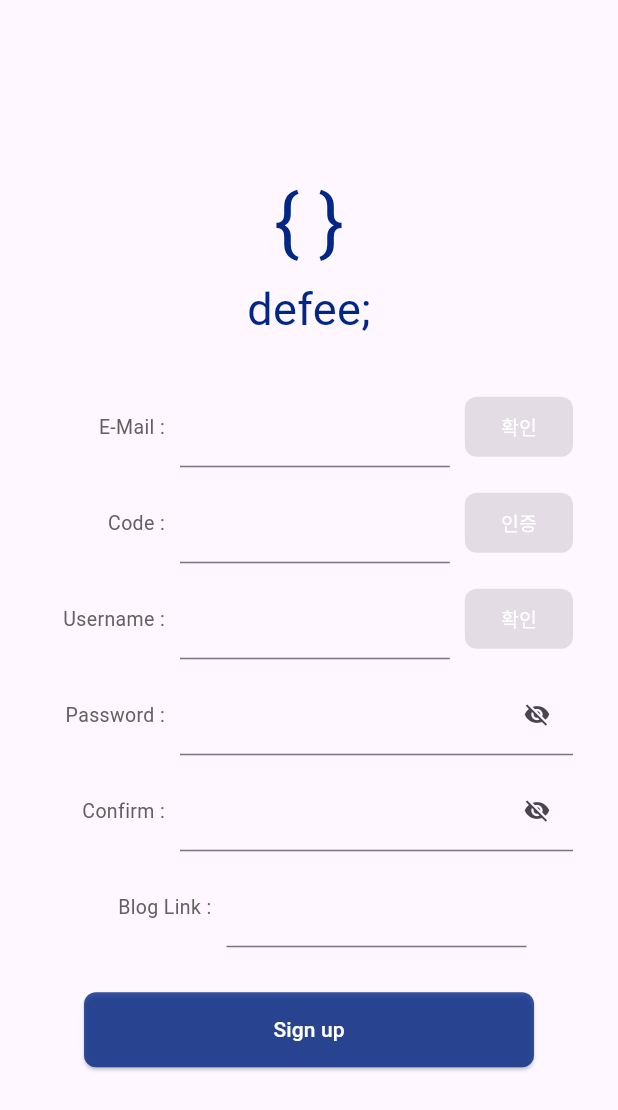
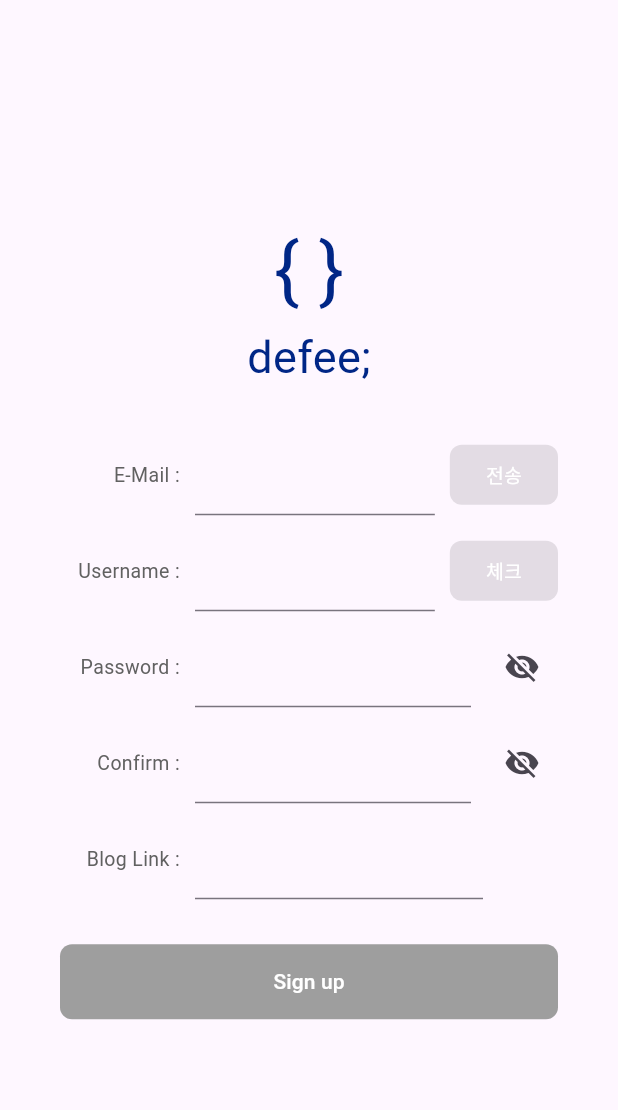
Before and after one commit to Indwoo/defee-frontend, a Flutter app: the Signup screen opened by its route, on a phone screen of 412 x 824 dp. Shown: the top 1110 px of the screen. Run offline on Flutter 3.47's test engine with Material 3 defaults, Android fonts, the phone set to English and light mode, and no system bars; our stand-ins replace share_plus, webview_flutter; Roboto replaces fonts that are missing (Pretendard).

Commit message:
[Fix] fix signup UI& logic

```diff
--- a/defeefront/lib/screens/headline/widgets/slide_post.dart
+++ b/defeefront/lib/screens/headline/widgets/slide_post.dart
@@ -12,7 +12,7 @@ class SlidePost extends StatelessWidget {
           height: 100,
           child: ListView(
             scrollDirection: Axis.horizontal,
-            children: [
+            children: const [
               SlideItem(),
               SlideItem(),
               SlideItem(),
--- a/defeefront/lib/screens/login/login.dart
+++ b/defeefront/lib/screens/login/login.dart
@@ -1,5 +1,6 @@
 import 'package:defeefront/widgets/basescreen.dart';
 import 'package:defeefront/widgets/input_box.dart';
+import 'package:defeefront/widgets/input_pw_box.dart';
 import 'package:flutter/material.dart';
 
 class Login extends StatefulWidget {
@@ -50,9 +51,8 @@ class _LoginState extends State<Login> {
             ),
             const SizedBox(height: 20),
             // 비밀번호 입력 필드
-            InputBox(
+            InputPwBox(
               labelText: "Password",
-              isPassword: true,
               isPasswordVisible: _isPasswordVisible,
               togglePasswordVisibility: () {
                 setState(() {
--- a/defeefront/lib/screens/signup/signup.dart
+++ b/defeefront/lib/screens/signup/signup.dart
@@ -13,6 +13,8 @@ class Signup extends StatefulWidget {
 class _SignupState extends State<Signup> {
   bool _isPasswordVisible = false;
   bool _isConfirmPasswordVisible = false;
+  bool _isFormValid = false;
+  bool _isEmailVerified = false;
 
   final TextEditingController emailController = TextEditingController();
   final TextEditingController codeController = TextEditingController();
@@ -23,10 +25,109 @@ class _SignupState extends State<Signup> {
   final TextEditingController blogLinkController = TextEditingController();
 
   @override
+  void initState() {
+    super.initState();
+
+    // 입력값 변경 감지
+    emailController.addListener(_validateForm);
+    codeController.addListener(_validateForm);
+    usernameController.addListener(_validateForm);
+    passwordController.addListener(_validateForm);
+    confirmPasswordController.addListener(_validateForm);
+    blogLinkController.addListener(_validateForm);
+  }
+
+  @override
+  void dispose() {
+    // 컨트롤러 해제
+    emailController.dispose();
+    codeController.dispose();
+    usernameController.dispose();
+    passwordController.dispose();
+    confirmPasswordController.dispose();
+    blogLinkController.dispose();
+    super.dispose();
+  }
+
+  void _validateForm() {
+    setState(() {
+      _isFormValid = emailController.text.isNotEmpty &&
+          (_isEmailVerified ? codeController.text.isNotEmpty : true) &&
+          usernameController.text.isNotEmpty &&
+          passwordController.text.isNotEmpty &&
+          confirmPasswordController.text.isNotEmpty &&
+          passwordController.text == confirmPasswordController.text;
+    });
+  }
+
+  // 이메일 전송
+  void _sendEmail() {
+    final email = emailController.text;
+    final emailRegExp =
+        RegExp(r'^[a-zA-Z0-9._%+-]+@[a-zA-Z0-9.-]+\.[a-zA-Z]{2,}$');
+
+    if (email.isEmpty) {
+      print("이메일을 입력해주세요.");
+      return;
+    } else if (!emailRegExp.hasMatch(email)) {
+      print("올바른 이메일 형식이 아닙니다.");
+      return;
+    }
+
+    setState(() {
+      _isEmailVerified = true;
+    });
+
+    print("이메일 전송: $email");
+  }
+
+  // 코드 인증
+  void _verifyCode() {
+    final code = codeController.text;
+
+    if (code.isEmpty) {
+      print("코드를 입력해주세요.");
+      return;
+    }
+
+    print("코드 인증: $code");
+  }
+
+  // 닉네임 중복체크
+  void _checkUsername() {
+    final username = usernameController.text;
+
+    if (username.isEmpty) {
+      print("유저네임을 입력해주세요.");
+      return;
+    }
+
+    print("유저네임 체크: $username");
+  }
+
+  void _onSignUp() {
+    if (!_isFormValid) return;
+
+    final email = emailController.text;
+    final code = codeController.text;
+    final username = usernameController.text;
+    final password = passwordController.text;
+    final blogLink = blogLinkController.text;
+
+    print("E-mail: $email");
+    print("Code: $code");
+    print("Username: $username");
+    print("Password: $password");
+    print("Blog Link: $blogLink");
+
+    print("회원가입 성공!");
+  }
+
+  @override
   Widget build(BuildContext context) {
     return Scaffold(
       body: Padding(
-        padding: const EdgeInsets.all(30.0),
+        padding: const EdgeInsets.all(40.0),
         child: Column(
           mainAxisAlignment: MainAxisAlignment.center,
           children: [
@@ -52,24 +153,31 @@ class _SignupState extends State<Signup> {
             InputBtnBox(
               labelText: "E-Mail",
               controller: emailController,
-              buttonText: "확인",
+              buttonText: "전송",
+              onButtonPressed: _sendEmail,
+              isButtonEnabled: emailController.text.isNotEmpty,
             ),
             const SizedBox(height: 10),
+            if (_isEmailVerified) ...[
               InputBtnBox(
                 labelText: "Code",
                 controller: codeController,
                 buttonText: "인증",
+                onButtonPressed: _verifyCode,
+                isButtonEnabled: codeController.text.isNotEmpty,
               ),
               const SizedBox(height: 10),
+            ],
             InputBtnBox(
               labelText: "Username",
               controller: usernameController,
-              buttonText: "확인",
+              buttonText: "체크",
+              onButtonPressed: _checkUsername,
+              isButtonEnabled: usernameController.text.isNotEmpty,
             ),
             const SizedBox(height: 10),
             InputPwBox(
               labelText: "Password",
-              isPassword: true,
               isPasswordVisible: _isPasswordVisible,
               togglePasswordVisibility: () {
                 setState(() {
@@ -81,7 +189,6 @@ class _SignupState extends State<Signup> {
             const SizedBox(height: 10),
             InputPwBox(
               labelText: "Confirm",
-              isPassword: true,
               isPasswordVisible: _isConfirmPasswordVisible,
               togglePasswordVisibility: () {
                 setState(() {
@@ -97,12 +204,11 @@ class _SignupState extends State<Signup> {
             ),
             const SizedBox(height: 30),
             ElevatedButton(
-              onPressed: () {
-                print("회원가입 버튼 클릭");
-              },
+              onPressed: _isFormValid ? _onSignUp : null,
               style: ElevatedButton.styleFrom(
-                minimumSize: const Size(300, 50),
+                minimumSize: const Size(350, 50),
                 backgroundColor: const Color.fromARGB(200, 0, 38, 134),
+                disabledBackgroundColor: Colors.grey,
                 shape: RoundedRectangleBorder(
                   borderRadius: BorderRadius.circular(8.0),
                 ),
--- a/defeefront/lib/widgets/input_box.dart
+++ b/defeefront/lib/widgets/input_box.dart
@@ -2,17 +2,11 @@ import 'package:flutter/material.dart';
 
 class InputBox extends StatelessWidget {
   final String labelText;
-  final bool isPassword;
-  final bool isPasswordVisible;
-  final void Function()? togglePasswordVisibility;
   final TextEditingController? controller;
 
   const InputBox({
     super.key,
     required this.labelText,
-    this.isPassword = false,
-    this.isPasswordVisible = false,
-    this.togglePasswordVisibility,
     this.controller,
   });
 
@@ -20,10 +14,9 @@ class InputBox extends StatelessWidget {
   Widget build(BuildContext context) {
     return Row(
       mainAxisAlignment: MainAxisAlignment.center,
+      crossAxisAlignment: CrossAxisAlignment.center,
       children: [
-        Align(
-          alignment: Alignment.centerRight,
-          child: SizedBox(
+        SizedBox(
           width: 80,
           child: Text(
             "$labelText :",
@@ -34,37 +27,24 @@ class InputBox extends StatelessWidget {
             textAlign: TextAlign.end,
           ),
         ),
-        ),
         const SizedBox(width: 10),
-        Align(
-          alignment: Alignment.centerLeft,
-          child: SizedBox(
-            width: 200,
+        Expanded(
           child: TextFormField(
             controller: controller,
-              obscureText: isPassword && !isPasswordVisible,
-              decoration: InputDecoration(
-                contentPadding: const EdgeInsets.symmetric(vertical: 15.0),
+            decoration: const InputDecoration(
+              contentPadding: EdgeInsets.symmetric(vertical: 15.0),
               isDense: true,
-                border: const UnderlineInputBorder(
+              border: UnderlineInputBorder(
                 borderSide: BorderSide(
                   color: Color.fromARGB(255, 97, 97, 97),
                 ),
               ),
-                suffixIcon: isPassword
-                    ? IconButton(
-                        icon: Icon(
-                          isPasswordVisible
-                              ? Icons.visibility
-                              : Icons.visibility_off,
-                        ),
-                        onPressed: togglePasswordVisibility,
-                      )
-                    : null,
             ),
           ),
         ),
-        ),
+        SizedBox(
+          width: 50,
+        )
       ],
     );
   }
--- a/defeefront/lib/widgets/input_btn_box.dart
+++ b/defeefront/lib/widgets/input_btn_box.dart
@@ -3,6 +3,7 @@ import 'package:flutter/material.dart';
 class InputBtnBox extends StatelessWidget {
   final String labelText;
   final String buttonText;
+  final bool isButtonEnabled;
   final void Function()? onButtonPressed;
   final TextEditingController? controller;
 
@@ -10,6 +11,7 @@ class InputBtnBox extends StatelessWidget {
     super.key,
     required this.labelText,
     required this.buttonText,
+    required this.isButtonEnabled,
     this.onButtonPressed,
     this.controller,
   });
@@ -48,10 +50,12 @@ class InputBtnBox extends StatelessWidget {
         ),
         const SizedBox(width: 10),
         ElevatedButton(
-          onPressed: onButtonPressed,
+          onPressed: isButtonEnabled ? onButtonPressed : null,
           style: ElevatedButton.styleFrom(
             minimumSize: const Size(70, 40),
-            backgroundColor: const Color.fromARGB(255, 0, 122, 255),
+            backgroundColor: isButtonEnabled
+                ? const Color.fromARGB(255, 0, 122, 255)
+                : Colors.grey,
             shape: RoundedRectangleBorder(
               borderRadius: BorderRadius.circular(8.0),
             ),
--- a/defeefront/lib/widgets/input_pw_box.dart
+++ b/defeefront/lib/widgets/input_pw_box.dart
@@ -12,7 +12,6 @@ class InputPwBox extends StatelessWidget {
     required this.isPasswordVisible,
     this.togglePasswordVisibility,
     this.controller,
-    required bool isPassword,
   });
 
   @override
@@ -37,22 +36,23 @@ class InputPwBox extends StatelessWidget {
           child: TextFormField(
             controller: controller,
             obscureText: !isPasswordVisible,
-            decoration: InputDecoration(
-              contentPadding: const EdgeInsets.symmetric(vertical: 15.0),
+            decoration: const InputDecoration(
+              contentPadding: EdgeInsets.symmetric(vertical: 15.0),
               isDense: true,
-              border: const UnderlineInputBorder(
+              border: UnderlineInputBorder(
                 borderSide: BorderSide(
                   color: Color.fromARGB(255, 97, 97, 97),
                 ),
               ),
-              suffixIcon: IconButton(
-                icon: Icon(
-                  isPasswordVisible ? Icons.visibility : Icons.visibility_off,
-                ),
-                onPressed: togglePasswordVisibility,
-              ),
             ),
           ),
+        ),
+        const SizedBox(width: 10), // 입력창과 아이콘 간의 간격
+        IconButton(
+          icon: Icon(
+            isPasswordVisible ? Icons.visibility : Icons.visibility_off,
+          ),
+          onPressed: togglePasswordVisibility,
         ),
       ],
     );
```
Lines whose indentation alone changed are shown as unchanged.
